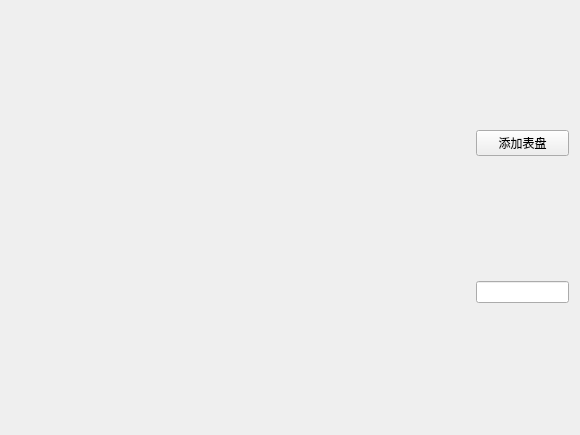
Before: the Qt Designer form SpreadSheet/ui/rtmonitorform.ui in MelonSuika/EmonitorSys, drawn with Qt 5.
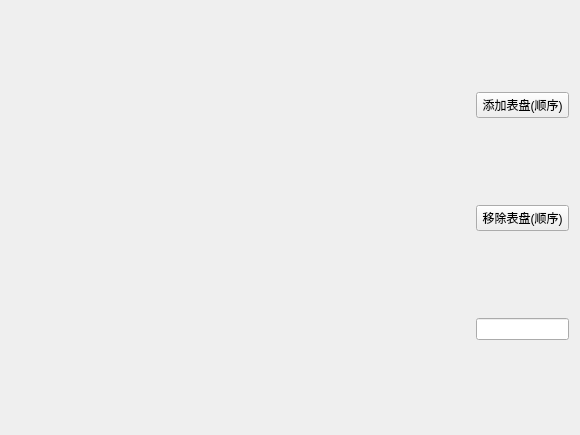
After: the same form once the commit is applied.

```diff
--- a/SpreadSheet/ui/rtmonitorform.ui
+++ b/SpreadSheet/ui/rtmonitorform.ui
@@ -55,7 +55,14 @@
        <item>
         <widget class="QPushButton" name="pushButton">
          <property name="text">
-          <string>添加表盘</string>
+          <string>添加表盘(顺序)</string>
+         </property>
+        </widget>
+       </item>
+       <item>
+        <widget class="QPushButton" name="pushButton_removeDash">
+         <property name="text">
+          <string>移除表盘(顺序)</string>
          </property>
         </widget>
        </item>
```
Left out of the diff: 18 changed lines with no effect on the pictures.
